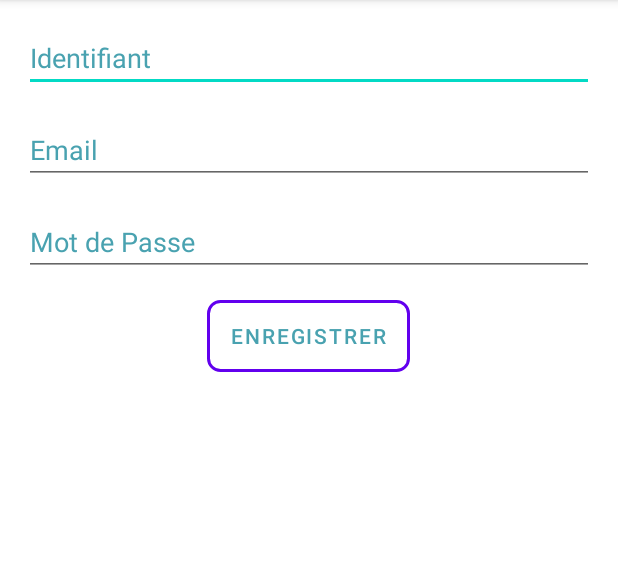
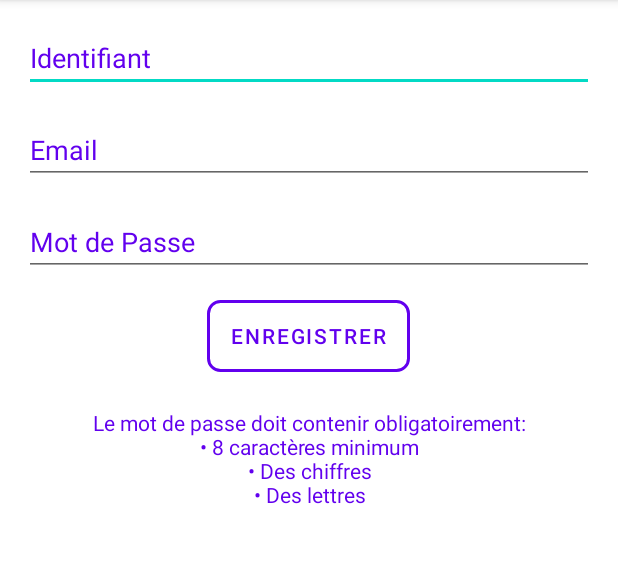
Before and after one commit to racime78/AppliBlog, an Android app: the RegisterActivity screen opened directly, with no data from a screen before it, on a phone screen of 412 x 824 dp, the part 84-647 px from its top. Run offline under Robolectric (Android 15) with nearby library versions, the phone set to English and light mode, and no system bars.

Commit message:
changement visuel

```diff
--- a/app/src/main/res/layout/activity_register.xml
+++ b/app/src/main/res/layout/activity_register.xml
@@ -2,6 +2,7 @@
     xmlns:tools="http://schemas.android.com/tools"
     android:layout_width="match_parent"
     android:layout_height="match_parent"
+    android:background="@color/white"
     tools:context=".RegisterActivity">
 
 <LinearLayout
@@ -15,8 +16,8 @@ android:padding="16dp">
     android:layout_width="match_parent"
     android:layout_height="wrap_content"
     android:hint="Identifiant"
-    android:textColor="@color/primaryColor"
-    android:textColorHint="@color/primaryColor"
+    android:textColor="@color/purple_500"
+    android:textColorHint="@color/purple_500"
     android:layout_marginBottom="16dp"/>
 
 <EditText
@@ -24,8 +25,8 @@ android:padding="16dp">
     android:layout_width="match_parent"
     android:layout_height="wrap_content"
     android:hint="Email"
-    android:textColor="@color/primaryColor"
-    android:textColorHint="@color/primaryColor"
+    android:textColor="@color/purple_500"
+    android:textColorHint="@color/purple_500"
     android:inputType="textEmailAddress"
     android:layout_marginBottom="16dp"/>
 
@@ -34,8 +35,8 @@ android:padding="16dp">
     android:layout_width="match_parent"
     android:layout_height="wrap_content"
     android:hint="Mot de Passe"
-    android:textColor="@color/primaryColor"
-    android:textColorHint="@color/primaryColor"
+    android:textColor="@color/purple_500"
+    android:textColorHint="@color/purple_500"
     android:inputType="textPassword"
     android:layout_marginBottom="16dp"/>
 
@@ -44,7 +45,7 @@ android:padding="16dp">
     android:layout_width="wrap_content"
     android:layout_height="wrap_content"
     android:text="Enregistrer"
-    android:textColor="@color/primaryColor"
+    android:textColor="@color/purple_500"
     android:background="@drawable/border_button"
     android:layout_gravity="center_horizontal"/>
 
@@ -52,7 +53,8 @@ android:padding="16dp">
     android:layout_width="match_parent"
     android:layout_height="wrap_content"
     android:text="Le mot de passe doit contenir obligatoirement:\n• 8 caractères minimum\n• Des chiffres\n• Des lettres"
-    android:textColor="@color/white"
+    android:textColor="@color/purple_500"
+    android:textAlignment="center"
     android:layout_marginTop="24dp"/>
 
 </LinearLayout>
```
Also changed, not shown: app/src/main/res/layout/activity_add_article.xml (+7 -7 lines), app/src/main/res/layout/activity_login.xml (+8 -5 lines), app/src/main/res/layout/activity_main.xml (+6 -4 lines), app/src/main/res/drawable/blogger.png.
